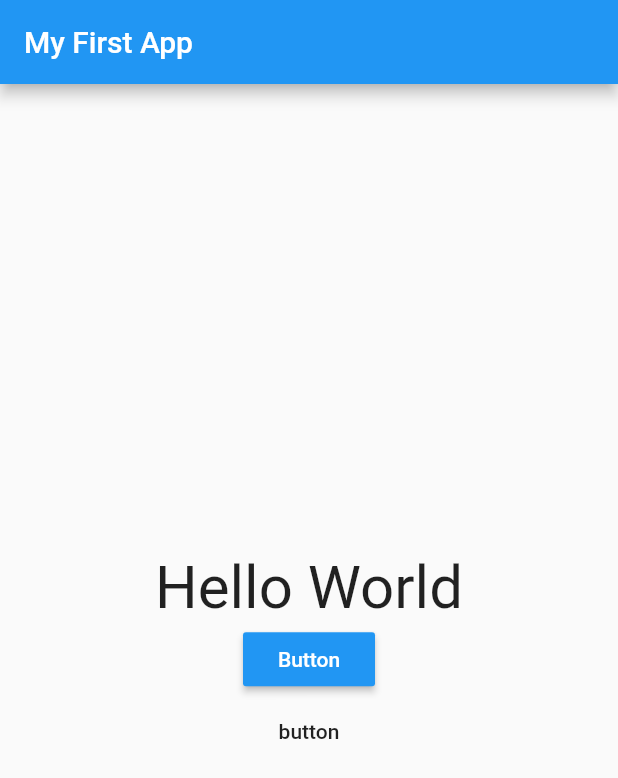
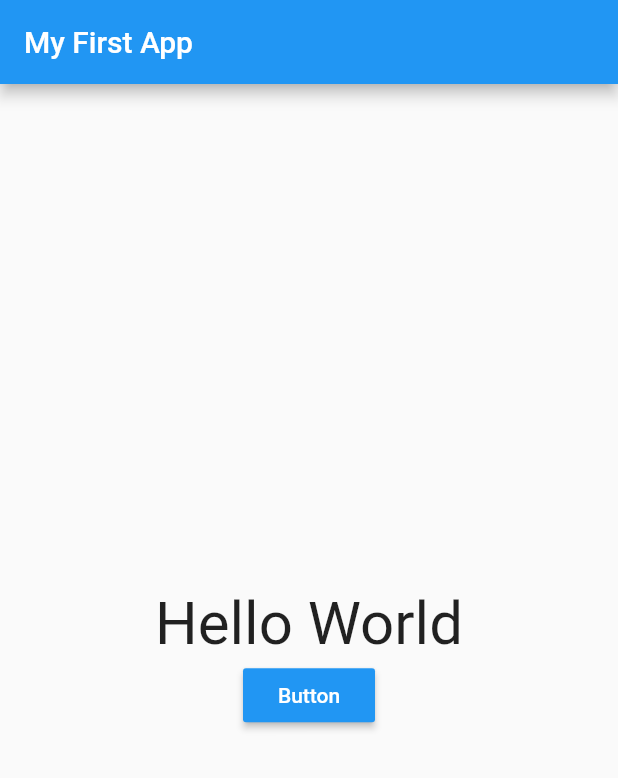
Before and after one commit to haziq-danial/flutter_first_app, a Flutter app: the screen it shows after launch, on a phone screen of 412 x 824 dp. Shown: the top 778 px of the screen. Run offline on Flutter 3.47's test engine with Material 2 defaults, Android fonts, the phone set to English and light mode, and no system bars.

Commit message:
removed flat button

```diff
--- a/lib/main.dart
+++ b/lib/main.dart
@@ -37,10 +37,6 @@ class MyApp extends StatelessWidget {
                   color: Colors.blue,
                   onPressed: () {},
                 ),
-                FlatButton(
-                  child: Text('button'),
-                  onPressed: () {},
-                )
               ],
             ),
           ),
```
